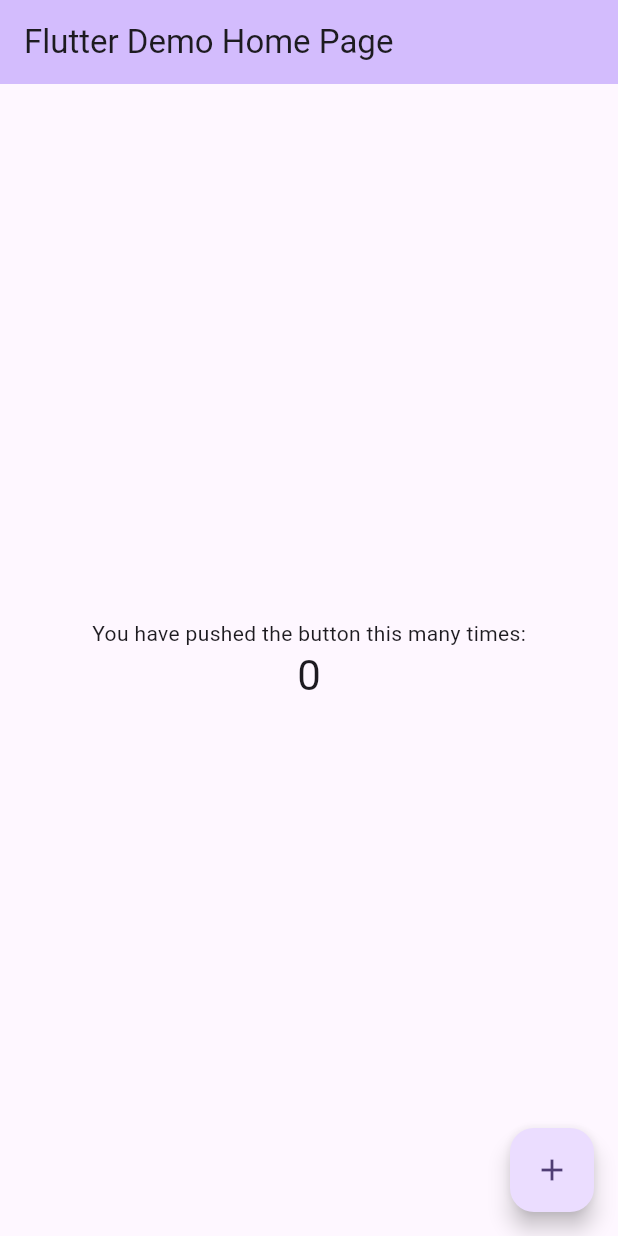
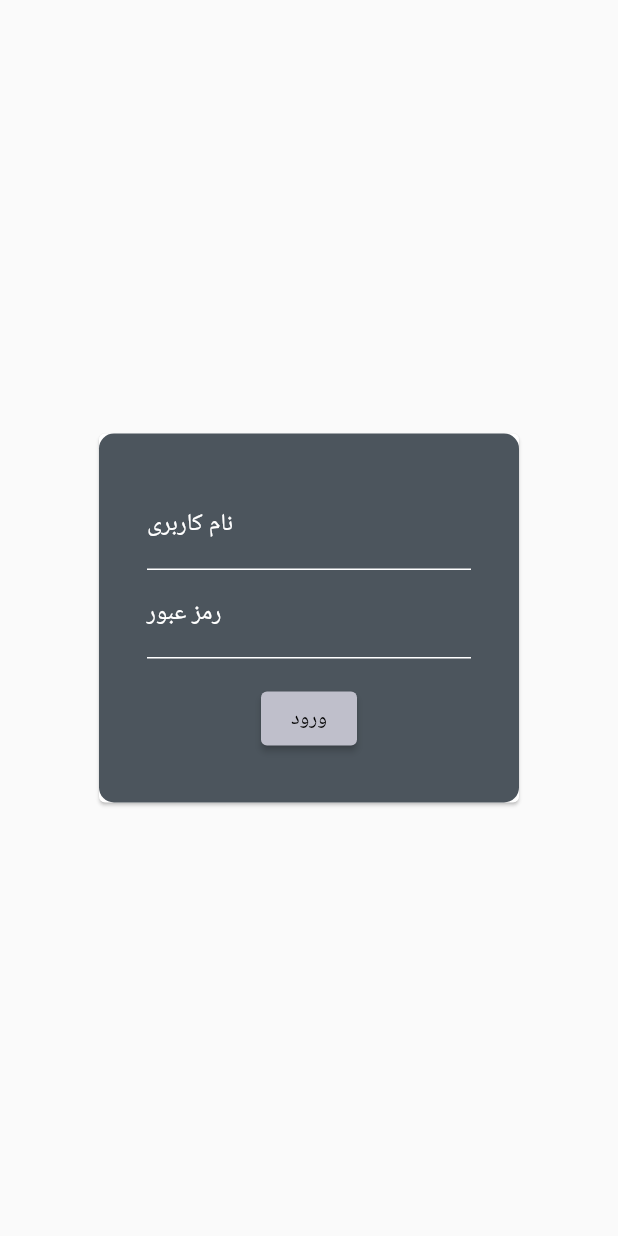
Before and after one commit to MobinAssari/Misaghe_Noor, a Flutter app: the screen it shows after launch, on a phone screen of 412 x 824 dp. Run offline on Flutter 3.47's test engine with Material 2 defaults, Android fonts, the phone set to English and light mode, and no system bars.

Commit message:
some classes added, authenticationScreen bug fixed, homeScreen added

```diff
--- a/lib/Screens/authentication.dart
+++ b/lib/Screens/authentication.dart
@@ -1,11 +1,13 @@
 import 'package:flutter/material.dart';
 
-class ValidationScreen extends StatefulWidget {
+class AuthenticationScreen extends StatefulWidget {
+  const AuthenticationScreen({super.key});
+
   @override
-  State<ValidationScreen> createState() => _ValidationScreenState();
+  State<AuthenticationScreen> createState() => _AuthenticationScreenState();
 }
 
-class _ValidationScreenState extends State<ValidationScreen> {
+class _AuthenticationScreenState extends State<AuthenticationScreen> {
   final _form = GlobalKey<FormState>();
   var _enteredPassword = '';
   var _enteredEmail = '';
@@ -41,7 +43,7 @@ class _ValidationScreenState extends State<ValidationScreen> {
                         decoration: const InputDecoration(
                           label: Text(
                             'نام کاربری',
-                            style: TextStyle(color: Colors.white),
+                            style: TextStyle(color: Colors.white,),
                           ),
                           enabledBorder: UnderlineInputBorder(
                             borderSide: BorderSide(color: Colors.white),
--- a/lib/main.dart
+++ b/lib/main.dart
@@ -1,125 +1,18 @@
 import 'package:flutter/material.dart';
+import 'package:misaghe_noor/Screens/authentication.dart';
 
 void main() {
   runApp(const MyApp());
 }
-
 class MyApp extends StatelessWidget {
   const MyApp({super.key});
-
-  // This widget is the root of your application.
   @override
   Widget build(BuildContext context) {
-    return MaterialApp(
-      title: 'Flutter Demo',
-      theme: ThemeData(
-        // This is the theme of your application.
-        //
-        // TRY THIS: Try running your application with "flutter run". You'll see
-        // the application has a blue toolbar. Then, without quitting the app,
-        // try changing the seedColor in the colorScheme below to Colors.green
-        // and then invoke "hot reload" (save your changes or press the "hot
-        // reload" button in a Flutter-supported IDE, or press "r" if you used
-        // the command line to start the app).
-        //
-        // Notice that the counter didn't reset back to zero; the application
-        // state is not lost during the reload. To reset the state, use hot
-        // restart instead.
-        //
-        // This works for code too, not just values: Most code changes can be
-        // tested with just a hot reload.
-        colorScheme: ColorScheme.fromSeed(seedColor: Colors.deepPurple),
-        useMaterial3: true,
+    return const Directionality(
+      textDirection: TextDirection.rtl,
+      child: MaterialApp(
+        home: AuthenticationScreen(),
       ),
-      home: const MyHomePage(title: 'Flutter Demo Home Page'),
     );
   }
 }
-
-class MyHomePage extends StatefulWidget {
-  const MyHomePage({super.key, required this.title});
-
-  // This widget is the home page of your application. It is stateful, meaning
-  // that it has a State object (defined below) that contains fields that affect
-  // how it looks.
-
-  // This class is the configuration for the state. It holds the values (in this
-  // case the title) provided by the parent (in this case the App widget) and
-  // used by the build method of the State. Fields in a Widget subclass are
-  // always marked "final".
-
-  final String title;
-
-  @override
-  State<MyHomePage> createState() => _MyHomePageState();
-}
-
-class _MyHomePageState extends State<MyHomePage> {
-  int _counter = 0;
-
-  void _incrementCounter() {
-    setState(() {
-      // This call to setState tells the Flutter framework that something has
-      // changed in this State, which causes it to rerun the build method below
-      // so that the display can reflect the updated values. If we changed
-      // _counter without calling setState(), then the build method would not be
-      // called again, and so nothing would appear to happen.
-      _counter++;
-    });
-  }
-
-  @override
-  Widget build(BuildContext context) {
-    // This method is rerun every time setState is called, for instance as done
-    // by the _incrementCounter method above.
-    //
-    // The Flutter framework has been optimized to make rerunning build methods
-    // fast, so that you can just rebuild anything that needs updating rather
-    // than having to individually change instances of widgets.
-    return Scaffold(
-      appBar: AppBar(
-        // TRY THIS: Try changing the color here to a specific color (to
-        // Colors.amber, perhaps?) and trigger a hot reload to see the AppBar
-        // change color while the other colors stay the same.
-        backgroundColor: Theme.of(context).colorScheme.inversePrimary,
-        // Here we take the value from the MyHomePage object that was created by
-        // the App.build method, and use it to set our appbar title.
-        title: Text(widget.title),
-      ),
-      body: Center(
-        // Center is a layout widget. It takes a single child and positions it
-        // in the middle of the parent.
-        child: Column(
-          // Column is also a layout widget. It takes a list of children and
-          // arranges them vertically. By default, it sizes itself to fit its
-          // children horizontally, and tries to be as tall as its parent.
-          //
-          // Column has various properties to control how it sizes itself and
-          // how it positions its children. Here we use mainAxisAlignment to
-          // center the children vertically; the main axis here is the vertical
-          // axis because Columns are vertical (the cross axis would be
-          // horizontal).
-          //
-          // TRY THIS: Invoke "debug painting" (choose the "Toggle Debug Paint"
-          // action in the IDE, or press "p" in the console), to see the
-          // wireframe for each widget.
-          mainAxisAlignment: MainAxisAlignment.center,
-          children: <Widget>[
-            const Text(
-              'You have pushed the button this many times:',
-            ),
-            Text(
-              '$_counter',
-              style: Theme.of(context).textTheme.headlineMedium,
-            ),
-          ],
-        ),
-      ),
-      floatingActionButton: FloatingActionButton(
-        onPressed: _incrementCounter,
-        tooltip: 'Increment',
-        child: const Icon(Icons.add),
-      ), // This trailing comma makes auto-formatting nicer for build methods.
-    );
-  }
-}
--- a/lib/models/activity.dart
+++ b/lib/models/activity.dart
@@ -1,6 +1,6 @@
 import 'package:uuid/uuid.dart';
 
-Uuid uuid = Uuid();
+Uuid uuid = const Uuid();
 class Activity {
   Activity({required this.name, }) : id = uuid.v4();
   final String id;
--- a/lib/models/presence.dart
+++ b/lib/models/presence.dart
@@ -16,7 +16,7 @@ class Presence {
   final DateTime exitTime;
   final Duration total;
 
-  Duration GetTotalTime() {
+  Duration getTotalTime() {
     var total = exitTime.difference(enterTime);
     return total;
   }
```
Also changed, not shown: lib/Screens/home.dart (added, +10 -0 lines), lib/models/meeting.dart (added, +11 -0 lines).
